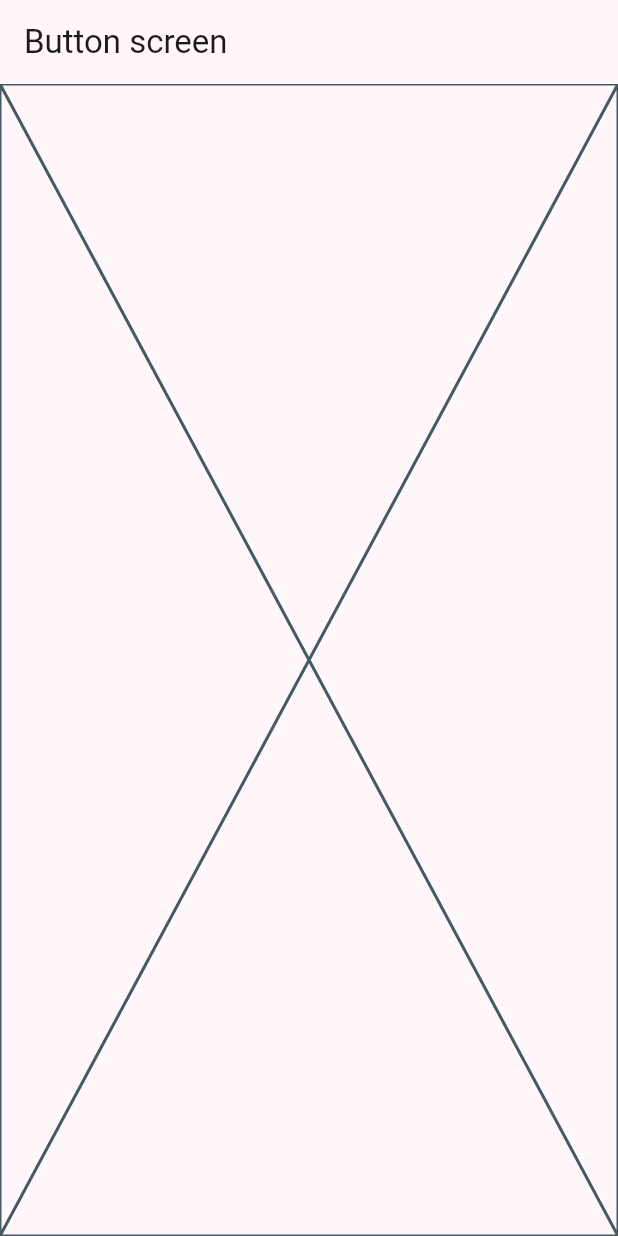
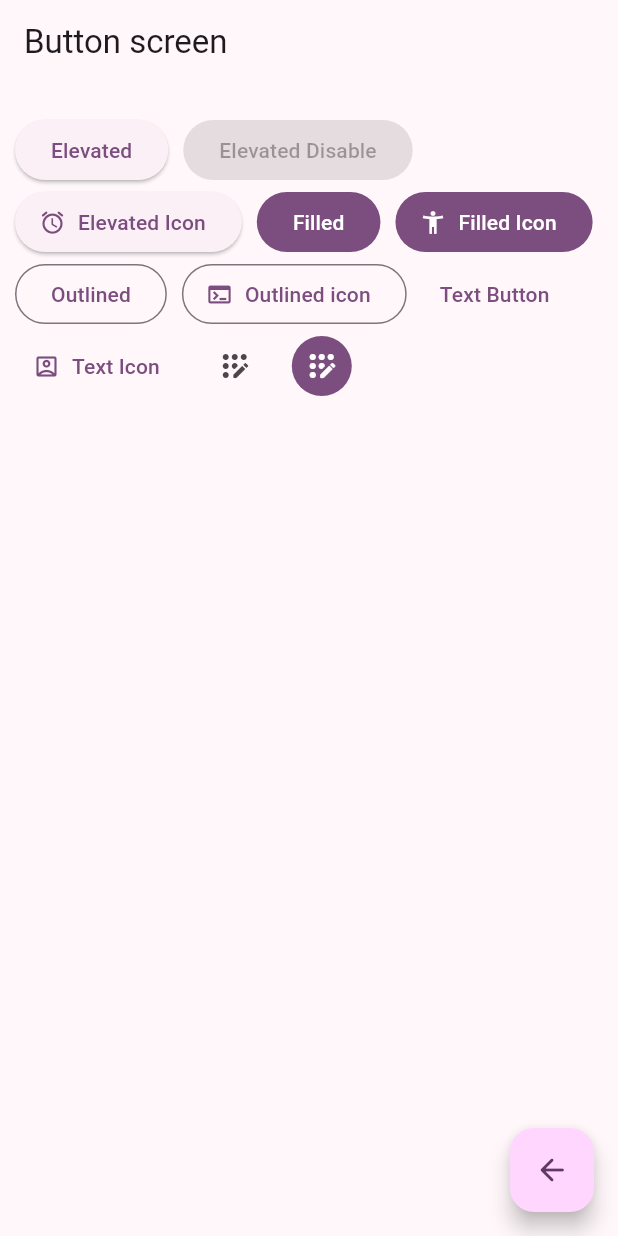
Before and after one commit to locojuhi/widgets_app, a Flutter app: the ButtonsScreen screen opened by its route, on a phone screen of 412 x 824 dp. Run offline on Flutter 3.47's test engine with Material 3 defaults, Android fonts, the phone set to English and light mode, and no system bars; our stand-ins replace go_router.

Commit message:
Video 126

```diff
--- a/lib/presentations/screens/buttons/buttons_screen.dart
+++ b/lib/presentations/screens/buttons/buttons_screen.dart
@@ -1,4 +1,5 @@
 import 'package:flutter/material.dart';
+import 'package:go_router/go_router.dart';
 
 class ButtonsScreen extends StatelessWidget {
   static const String routeName = 'buttons_screen';
@@ -11,7 +12,77 @@ class ButtonsScreen extends StatelessWidget {
       appBar: AppBar(
         title: const Text('Button screen'),
       ),
-      body: const Placeholder(),
+      body: _ButtonsView(),
+      floatingActionButton: FloatingActionButton(
+        child: Icon(Icons.arrow_back_rounded),
+        onPressed: (){
+          context.pop();
+        },
+      ),
     );
   }
 }
+
+class _ButtonsView extends StatelessWidget {
+  const _ButtonsView({
+    super.key,
+  });
+
+  @override
+  Widget build(BuildContext context) {
+    final color = Theme.of(context).colorScheme;
+    return Padding(
+      padding: const EdgeInsets.symmetric(horizontal: 10, vertical: 20),
+      child: Wrap(
+        spacing: 10,
+        crossAxisAlignment: WrapCrossAlignment.center,
+        children: [
+          ElevatedButton(onPressed: (){}, child: const Text('Elevated')),
+          const ElevatedButton(onPressed: null, child: Text('Elevated Disable')),
+          ElevatedButton.icon(
+            onPressed: (){},
+            icon: const Icon(Icons.access_alarm_rounded),
+            label: const Text('Elevated Icon')),
+          FilledButton(onPressed: (){}, child: const Text('Filled')),
+          FilledButton.icon(
+            onPressed: (){},
+            icon: const Icon(Icons.accessibility_new),
+            label: const Text('Filled Icon'),
+          ),
+          OutlinedButton(
+              onPressed: (){},
+              child: const Text('Outlined')
+          ),
+          OutlinedButton.icon(
+            onPressed: (){},
+            icon: const Icon(Icons.terminal),
+            label: const Text('Outlined icon'),
+          ),
+          TextButton(
+            onPressed: (){},
+            child: const Text('Text Button')
+          ),
+          TextButton.icon(
+            onPressed: (){},
+            icon: const Icon(Icons.account_box_outlined),
+            label: const Text('Text Icon'),
+          ),
+          IconButton(
+            onPressed: (){},
+            icon: const Icon(Icons.app_registration_rounded)
+          ),
+          IconButton(
+            onPressed: (){},
+            icon: const Icon(Icons.app_registration_rounded),
+            style: ButtonStyle(
+              backgroundColor: MaterialStatePropertyAll(color.primary),
+              iconColor: const MaterialStatePropertyAll(Colors.white),
+            ),
+          )
+
+
+        ],
+      ),
+    );
+  }
+}
```
